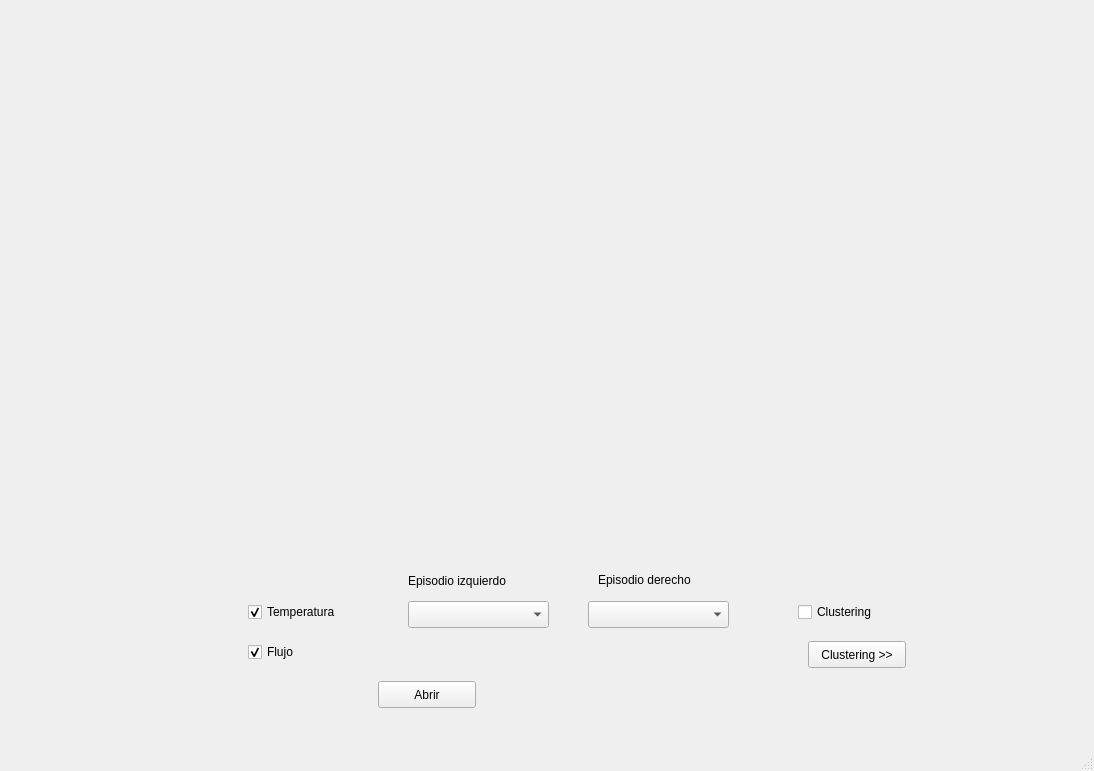
Above: estudio_flujos_app/interfaz.ui from acrsilva/Seguimiento-automatizado-de-variables-de-control before the change. Below: the same form after it.
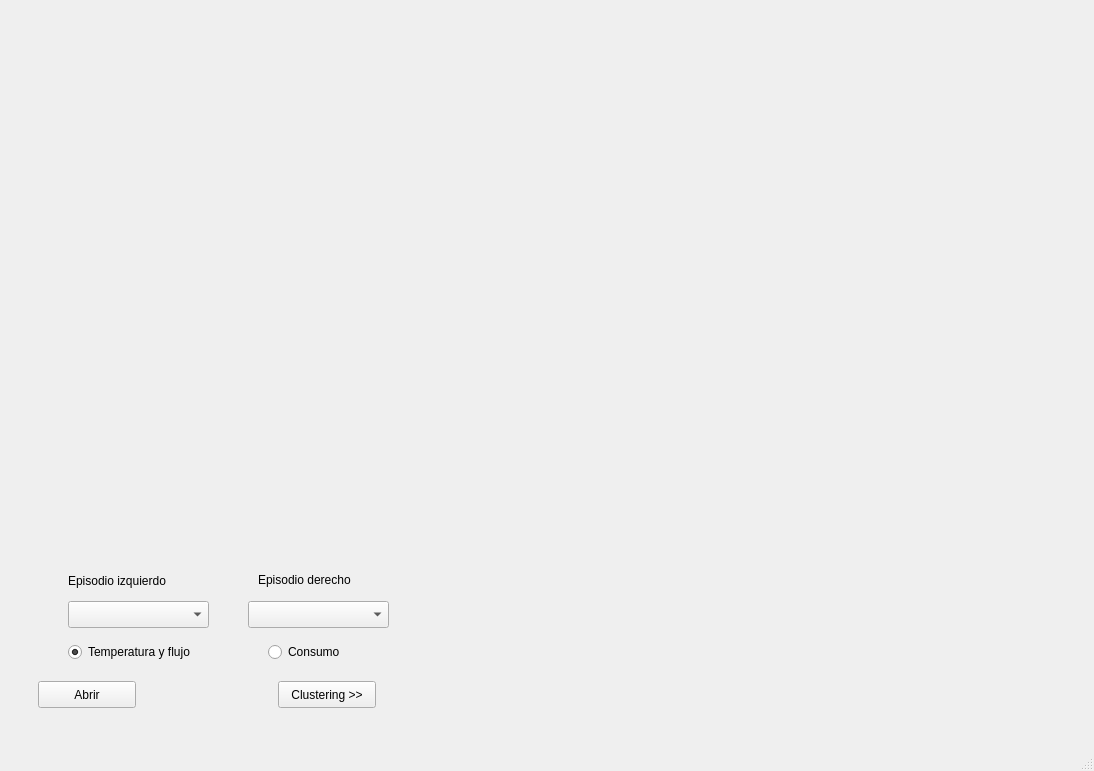
That is the form after the change.

Commit message: clustering consumo

```diff
--- a/estudio_flujos_app/interfaz.ui
+++ b/estudio_flujos_app/interfaz.ui
@@ -37,48 +37,22 @@
        </item>
        <item>
         <widget class="QWidget" name="widget_2" native="true">
+         <property name="sizePolicy">
+          <sizepolicy hsizetype="Minimum" vsizetype="Preferred">
+           <horstretch>0</horstretch>
+           <verstretch>0</verstretch>
+          </sizepolicy>
+         </property>
          <property name="minimumSize">
           <size>
            <width>0</width>
            <height>180</height>
           </size>
          </property>
-         <widget class="QCheckBox" name="checkTemp">
-          <property name="geometry">
-           <rect>
-            <x>230</x>
-            <y>50</y>
-            <width>141</width>
-            <height>22</height>
-           </rect>
-          </property>
-          <property name="text">
-           <string>Temperatura</string>
-          </property>
-          <property name="checked">
-           <bool>true</bool>
-          </property>
-         </widget>
-         <widget class="QCheckBox" name="checkFlujo">
-          <property name="geometry">
-           <rect>
-            <x>230</x>
-            <y>90</y>
-            <width>97</width>
-            <height>22</height>
-           </rect>
-          </property>
-          <property name="text">
-           <string>Flujo</string>
-          </property>
-          <property name="checked">
-           <bool>true</bool>
-          </property>
-         </widget>
          <widget class="QComboBox" name="cbx1">
           <property name="geometry">
            <rect>
-            <x>390</x>
+            <x>50</x>
             <y>50</y>
             <width>141</width>
             <height>27</height>
@@ -94,7 +68,7 @@
          <widget class="QComboBox" name="cbx2">
           <property name="geometry">
            <rect>
-            <x>570</x>
+            <x>230</x>
             <y>50</y>
             <width>141</width>
             <height>27</height>
@@ -104,7 +78,7 @@
          <widget class="QLabel" name="label">
           <property name="geometry">
            <rect>
-            <x>390</x>
+            <x>50</x>
             <y>20</y>
             <width>131</width>
             <height>20</height>
@@ -117,7 +91,7 @@
          <widget class="QLabel" name="label_2">
           <property name="geometry">
            <rect>
-            <x>580</x>
+            <x>240</x>
             <y>20</y>
             <width>121</width>
             <height>17</height>
@@ -130,7 +104,7 @@
          <widget class="QPushButton" name="btnAbrir">
           <property name="geometry">
            <rect>
-            <x>360</x>
+            <x>20</x>
             <y>130</y>
             <width>98</width>
             <height>27</height>
@@ -140,24 +114,11 @@
            <string>Abrir</string>
           </property>
          </widget>
-         <widget class="QCheckBox" name="checkClustering">
-          <property name="geometry">
-           <rect>
-            <x>780</x>
-            <y>50</y>
-            <width>97</width>
-            <height>22</height>
-           </rect>
-          </property>
-          <property name="text">
-           <string>Clustering</string>
-          </property>
-         </widget>
          <widget class="QPushButton" name="btnClustering">
           <property name="geometry">
            <rect>
-            <x>790</x>
-            <y>90</y>
+            <x>260</x>
+            <y>130</y>
             <width>98</width>
             <height>27</height>
            </rect>
@@ -166,6 +127,35 @@
            <string>Clustering &gt;&gt;</string>
           </property>
          </widget>
+         <widget class="QRadioButton" name="rbTemperatura">
+          <property name="geometry">
+           <rect>
+            <x>50</x>
+            <y>90</y>
+            <width>171</width>
+            <height>22</height>
+           </rect>
+          </property>
+          <property name="text">
+           <string>Temperatura y flujo</string>
+          </property>
+          <property name="checked">
+           <bool>true</bool>
+          </property>
+         </widget>
+         <widget class="QRadioButton" name="rbConsumo">
+          <property name="geometry">
+           <rect>
+            <x>250</x>
+            <y>90</y>
+            <width>116</width>
+            <height>22</height>
+           </rect>
+          </property>
+          <property name="text">
+           <string>Consumo</string>
+          </property>
+         </widget>
         </widget>
        </item>
       </layout>
@@ -173,6 +163,18 @@
     </item>
     <item>
      <widget class="QWidget" name="widget_4" native="true">
+      <property name="sizePolicy">
+       <sizepolicy hsizetype="Expanding" vsizetype="Expanding">
+        <horstretch>0</horstretch>
+        <verstretch>0</verstretch>
+       </sizepolicy>
+      </property>
+      <property name="minimumSize">
+       <size>
+        <width>500</width>
+        <height>0</height>
+       </size>
+      </property>
       <layout class="QVBoxLayout" name="clusteringLayout"/>
      </widget>
     </item>
```
The commit also changes 2 other files.
